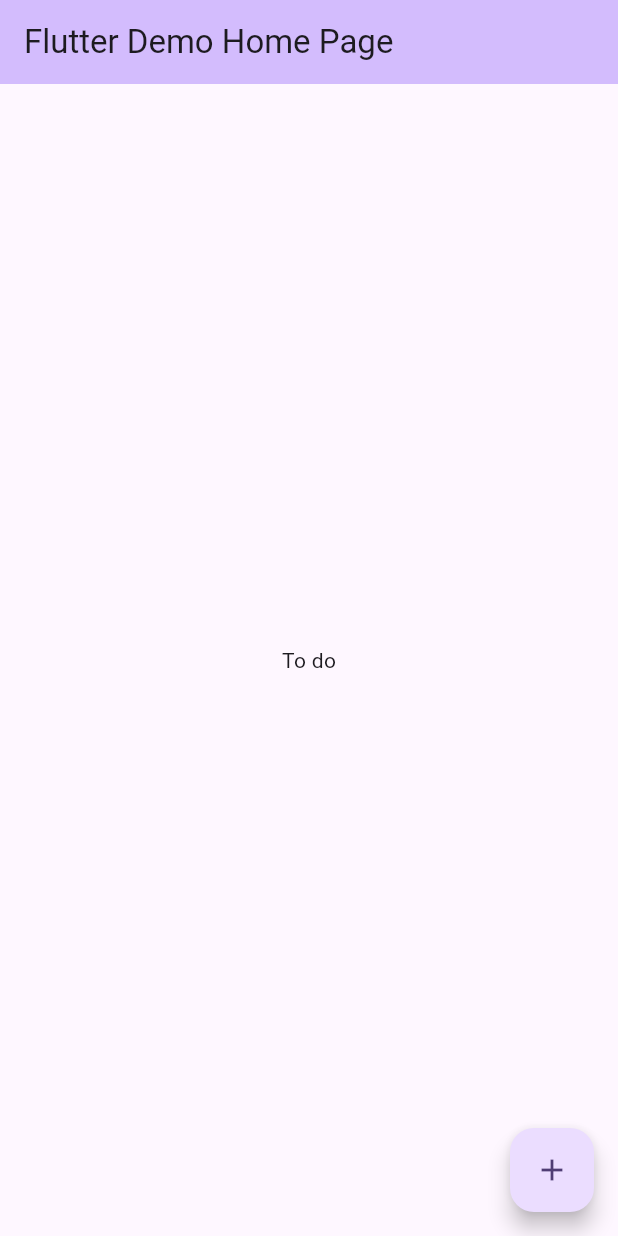
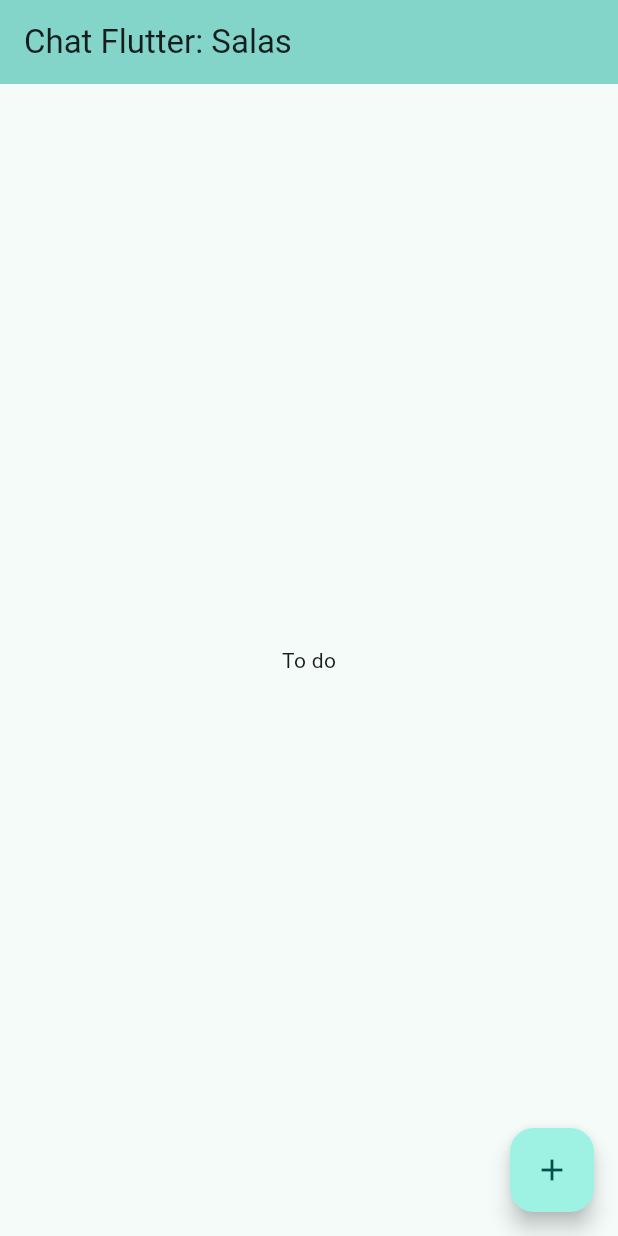
Before and after one commit to rodolfoHOk/dio.chat-flutter, a Flutter app: the screen it shows after launch, on a phone screen of 412 x 824 dp. Run offline on Flutter 3.47's test engine with Material 3 defaults, Android fonts, the phone set to English and light mode, and no system bars.

Commit message:
feat: initial app theme

```diff
--- a/lib/main_app.dart
+++ b/lib/main_app.dart
@@ -7,12 +7,24 @@ class MainApp extends StatelessWidget {
   @override
   Widget build(BuildContext context) {
     return MaterialApp(
-      title: 'Flutter Demo',
+      title: 'Chat Flutter',
+      debugShowCheckedModeBanner: false,
+      themeMode: ThemeMode.system,
       theme: ThemeData(
-        colorScheme: ColorScheme.fromSeed(seedColor: Colors.deepPurple),
+        colorScheme: ColorScheme.fromSeed(
+          seedColor: Colors.teal,
+          brightness: Brightness.light,
+        ),
         useMaterial3: true,
       ),
-      home: const MainPage(title: 'Flutter Demo Home Page'),
+      darkTheme: ThemeData(
+        colorScheme: ColorScheme.fromSeed(
+          seedColor: Colors.teal,
+          brightness: Brightness.dark,
+        ),
+        useMaterial3: true,
+      ),
+      home: const MainPage(title: 'Chat Flutter: Salas'),
     );
   }
 }
--- a/lib/pages/main/main_page.dart
+++ b/lib/pages/main/main_page.dart
@@ -12,7 +12,8 @@ class MainPage extends StatefulWidget {
 class _MainPageState extends State<MainPage> {
   @override
   Widget build(BuildContext context) {
-    return Scaffold(
+    return SafeArea(
+      child: Scaffold(
         appBar: AppBar(
           backgroundColor: Theme.of(context).colorScheme.inversePrimary,
           title: Text(widget.title),
@@ -29,8 +30,9 @@ class _MainPageState extends State<MainPage> {
         ),
         floatingActionButton: FloatingActionButton(
           onPressed: () {},
-        tooltip: 'Increment',
+          tooltip: 'Adicionar',
           child: const Icon(Icons.add),
+        ),
       ),
     );
   }
```
Also changed, not shown: 1 other file. Lines whose indentation alone changed are shown as unchanged.
